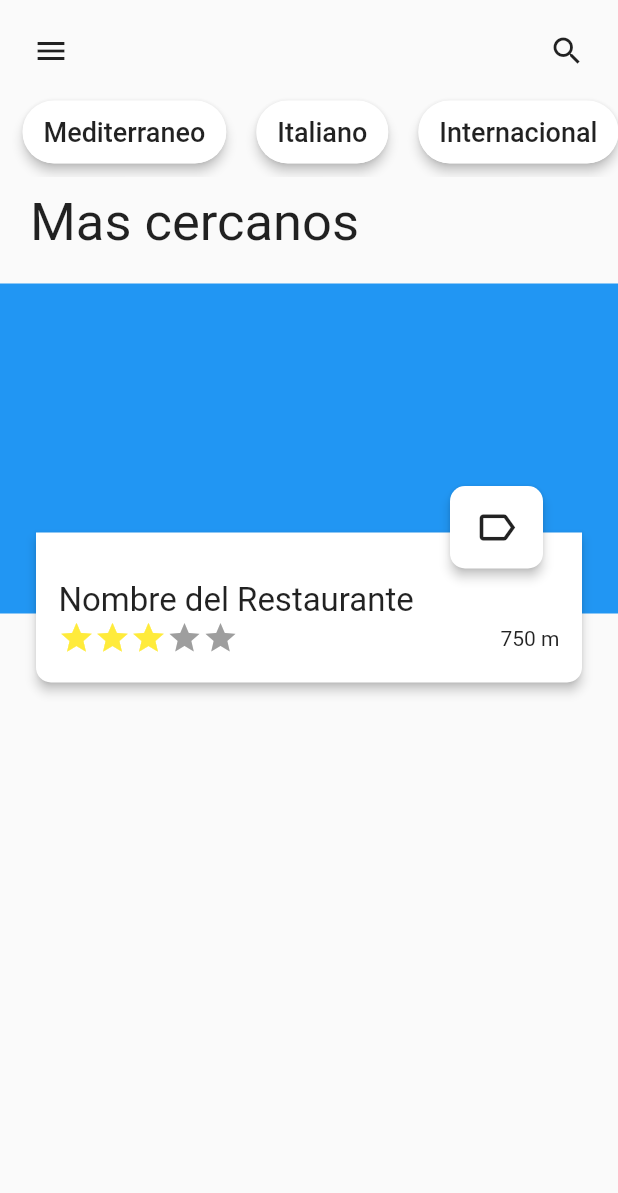
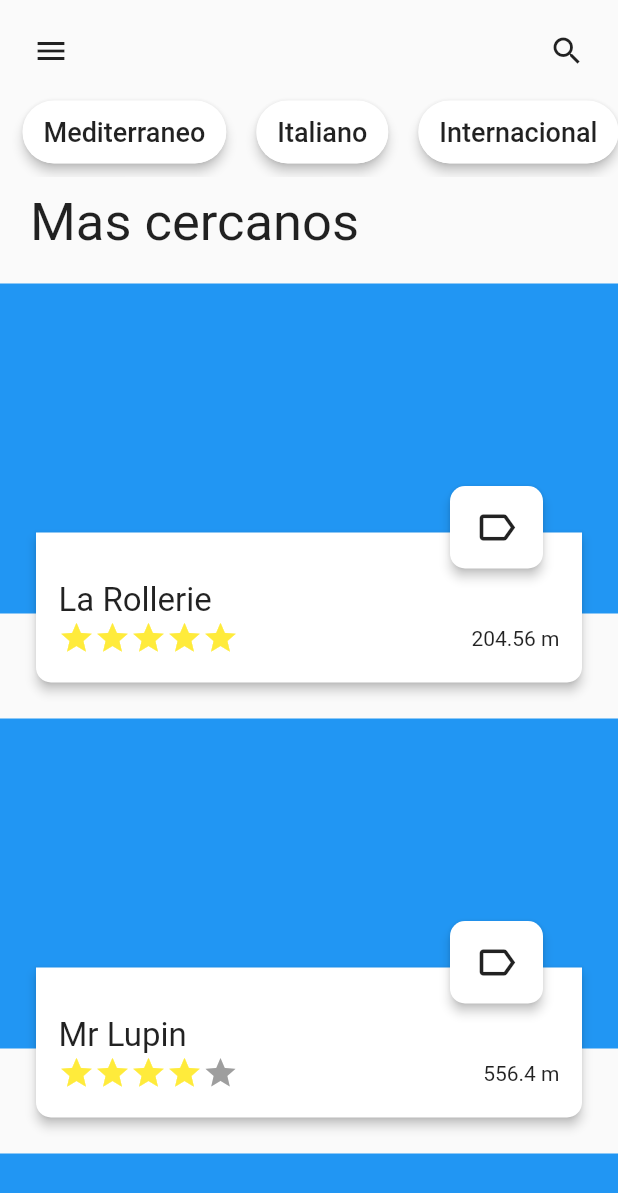
Before and after one commit to hgonzalezfortoul/app_reservas, a Flutter app: the screen it shows after launch, on a phone screen of 412 x 824 dp. Shown: the top 1193 px of the screen. Run offline on Flutter 3.47's test engine with Material 2 defaults, Android fonts, the phone set to English and light mode, and no system bars.

Commit message:
Recuperacion de datos del restaurante en local. Despliega cada carta con la informacion del StreamBuilder

```diff
--- /dev/null
+++ b/lib/bloc/cartasRestauranteBloc.dart
@@ -0,0 +1,25 @@
+import 'dart:async';
+import 'package:app_reservar_horario/model/restaurante.dart';
+
+class CartasRestauranteBloc {
+  List<Restaurante> listaRestaurante = [
+    Restaurante(nombre: "La Rollerie", distancia: 204.56, valoracion: 5),
+    Restaurante(nombre: "Mr Lupin", distancia: 556.40, valoracion: 4),
+    Restaurante(nombre: "Gramabar", distancia: 1500.65, valoracion: 3),
+    Restaurante(nombre: "Lara Grill", distancia: 6870.78, valoracion: 2),
+  ];
+
+  //Stream Controller
+  StreamController<List<Restaurante>> streamControllerRestaurante =
+      StreamController();
+
+  //Streams y Sinks
+  Stream<List<Restaurante>> get streamRestaurante =>
+      streamControllerRestaurante.stream;
+  StreamSink<List<Restaurante>> get sinkRestaurante =>
+      streamControllerRestaurante.sink;
+
+  CartasRestauranteBloc() {
+    streamControllerRestaurante.add(listaRestaurante);
+  }
+}
--- a/lib/bloc/chipsBloc.dart
+++ b/lib/bloc/chipsBloc.dart
@@ -7,7 +7,7 @@ class ChipsBloc {
     Categoria(id: 1, label: "Mediterraneo"),
     Categoria(id: 2, label: "Italiano"),
     Categoria(id: 3, label: "Internacional"),
-    Categoria(id: 4, label: "Español"),
+    Categoria(id: 4, label: "Española"),
     Categoria(id: 5, label: "Griega"),
     Categoria(id: 6, label: "Venezolana")
   ];
--- /dev/null
+++ b/lib/components/cartasRestaurante.dart
@@ -0,0 +1,128 @@
+import 'package:app_reservar_horario/bloc/cartasRestauranteBloc.dart';
+import 'package:app_reservar_horario/model/restaurante.dart';
+import 'package:flutter/material.dart';
+
+class CartasRestaurante extends StatefulWidget {
+  CartasRestaurante({Key key}) : super(key: key);
+
+  @override
+  _CartasRestauranteState createState() => _CartasRestauranteState();
+}
+
+class _CartasRestauranteState extends State<CartasRestaurante> {
+  CartasRestauranteBloc cartasRestauranteBloc = CartasRestauranteBloc();
+  @override
+  Widget build(BuildContext context) {
+    return StreamBuilder(
+        stream: cartasRestauranteBloc.streamRestaurante,
+        builder:
+            (BuildContext context, AsyncSnapshot<List<Restaurante>> snapshot) {
+          if (snapshot.hasData) {
+            List<Widget> listaCartas = List();
+            //For para añadir cada widget a una lista y devolverlo como una columna
+            for (var index = 0; index < snapshot.data.length; index++) {
+              listaCartas.add(GestureDetector(
+                child: Container(
+                  padding: EdgeInsets.only(bottom: 10, top: 10),
+                  height: 290,
+                  child: Stack(
+                    children: <Widget>[
+                      Container(
+                        height: 220,
+                        color: Colors.blue,
+                      ),
+                      Positioned(
+                        bottom: 0,
+                        left: 20,
+                        right: 20,
+                        child: Card(
+                          elevation: 3,
+                          shape: RoundedRectangleBorder(
+                              borderRadius: BorderRadius.only(
+                                  bottomRight: Radius.circular(10),
+                                  bottomLeft: Radius.circular(10))),
+                          child: Container(
+                            padding:
+                                EdgeInsets.only(left: 15, right: 15, top: 15),
+                            height: 100,
+                            child: Column(
+                              mainAxisAlignment: MainAxisAlignment.center,
+                              crossAxisAlignment: CrossAxisAlignment.start,
+                              children: <Widget>[
+                                Text(
+                                  "${snapshot.data[index].nombre}",
+                                  overflow: TextOverflow.ellipsis,
+                                  style: TextStyle(fontSize: 22),
+                                ),
+                                Container(
+                                  child: Row(
+                                    mainAxisAlignment:
+                                        MainAxisAlignment.spaceBetween,
+                                    children: <Widget>[
+                                      Row(
+                                          children: getValoracion(
+                                              snapshot.data[index].valoracion)),
+                                      Container(
+                                        child: Text(snapshot
+                                                    .data[index].distancia >=
+                                                1000
+                                            ? "${(snapshot.data[index].distancia / 1000).toStringAsFixed(2)} km"
+                                            : "${snapshot.data[index].distancia} m"),
+                                      ),
+                                    ],
+                                  ),
+                                ),
+                              ],
+                            ),
+                          ),
+                        ),
+                      ),
+                      Positioned(
+                        bottom: 80,
+                        right: 50,
+                        child: MaterialButton(
+                          height: 55,
+                          minWidth: 10,
+                          elevation: 3,
+                          shape: RoundedRectangleBorder(
+                              borderRadius: BorderRadius.circular(10)),
+                          onPressed: () {},
+                          child: Icon(
+                            Icons.label_outline,
+                            size: 30,
+                          ),
+                          color: Colors.white,
+                        ),
+                      ),
+                    ],
+                  ),
+                ),
+              ));
+            }
+            return new Column(
+              children: listaCartas,
+            );
+          } else {
+            return CircularProgressIndicator();
+          }
+        });
+  }
+
+  getValoracion(int valoracion) {
+    int estrellasRestantes = 5 - valoracion;
+    List<Widget> listaEstrellas = List();
+    for (var i = 0; i < valoracion; i++) {
+      listaEstrellas.add(Icon(
+        Icons.star,
+        color: Colors.yellow,
+      ));
+    }
+    for (var i = 0; i < estrellasRestantes; i++) {
+      listaEstrellas.add(Icon(
+        Icons.star,
+        color: Colors.grey,
+      ));
+    }
+    return listaEstrellas;
+  }
+}
--- a/lib/components/chips.dart
+++ b/lib/components/chips.dart
@@ -17,6 +17,7 @@ class _MisCustomChipsState extends State<MisCustomChips> {
     return StreamBuilder(
       stream: chipsBloc.listaCategoriaStream,
       builder: (BuildContext context, AsyncSnapshot<List<Categoria>> snapshot) {
+        if (snapshot.hasData) {
           return ListView.builder(
             physics: BouncingScrollPhysics(),
             itemCount: snapshot.data.length,
@@ -27,7 +28,8 @@ class _MisCustomChipsState extends State<MisCustomChips> {
                 margin: EdgeInsets.symmetric(horizontal: 10),
                 child: ChoiceChip(
                   pressElevation: 5,
-                labelPadding: EdgeInsets.symmetric(vertical: 5, horizontal: 10),
+                  labelPadding:
+                      EdgeInsets.symmetric(vertical: 5, horizontal: 10),
                   elevation: 3,
                   labelStyle: TextStyle(
                       fontSize: 18,
@@ -48,6 +50,9 @@ class _MisCustomChipsState extends State<MisCustomChips> {
               );
             },
           );
+        } else {
+          return CircularProgressIndicator();
+        }
       },
     );
   }
--- a/lib/model/horario.dart
+++ /dev/null
@@ -1,6 +0,0 @@
-class Horario {
-
-
-
-
-}
--- /dev/null
+++ b/lib/model/restaurante.dart
@@ -0,0 +1,34 @@
+import 'package:flutter/material.dart';
+
+class Restaurante {
+  String _nombre;
+  double _distancia;
+  int _valoracion;
+  String _imagen;
+
+  //Constructor
+  Restaurante({@required nombre, @required distancia, @required valoracion}) {
+    this._nombre = nombre;
+    this._distancia = distancia;
+    this._valoracion = valoracion;
+  }
+
+  //Getter
+  String get nombre => _nombre;
+  double get distancia => _distancia;
+  int get valoracion => _valoracion;
+
+  //Setter
+
+  set nombre(nombre) {
+    this._nombre = nombre;
+  }
+
+  set distancia(distancia) {
+    this._distancia = distancia;
+  }
+
+  set valoracion(valoracion) {
+    this._valoracion = valoracion;
+  }
+}
--- a/lib/views/homePage.dart
+++ b/lib/views/homePage.dart
@@ -1,4 +1,6 @@
+
 import 'package:app_reservar_horario/bloc/chipsBloc.dart';
+import 'package:app_reservar_horario/components/cartasRestaurante.dart';
 import 'package:app_reservar_horario/components/chips.dart';
 import 'package:app_reservar_horario/components/topBar.dart';
 import 'package:flutter/material.dart';
@@ -43,82 +45,7 @@ class _HomePageState extends State<HomePage> {
                       style: TextStyle(fontSize: 35),
                     ),
                   ),
-                  Container(
-                    padding: EdgeInsets.only(bottom: 10, top: 10 ),
-                    height: 290,
-                    child: Stack(
-                      children: <Widget>[
-                        Container(
-                          height: 220,
-                          color: Colors.blue,
-                        ),
-                        Positioned(
-                          bottom: 0,
-                          left: 20,
-                          right: 20,
-                          child: Card(
-                            elevation: 3,
-                            shape: RoundedRectangleBorder(
-                                borderRadius: BorderRadius.only(
-                                    bottomRight: Radius.circular(10),
-                                    bottomLeft: Radius.circular(10))),
-                            child: Container(
-                              padding: EdgeInsets.only(left: 15, right: 15, top: 15),
-                              height: 100,
-                              child: Column(
-                                mainAxisAlignment: MainAxisAlignment.center,
-                                crossAxisAlignment: CrossAxisAlignment.start,
-                                children: <Widget>[
-                                  Text(
-                                    "Nombre del Restaurante",
-                                    overflow: TextOverflow.ellipsis,
-                                    style: TextStyle(fontSize: 22),
-                                  ),
-                                  Container(
-                                    child: Row(
-                                      mainAxisAlignment:
-                                          MainAxisAlignment.spaceBetween,
-                                      children: <Widget>[
-                                        Row(
-                                          children: <Widget>[
-                                            Icon(Icons.star, color: Colors.yellow,),
-                                            Icon(Icons.star, color: Colors.yellow,),
-                                            Icon(Icons.star, color: Colors.yellow,),
-                                            Icon(Icons.star, color: Colors.grey,),
-                                            Icon(Icons.star, color: Colors.grey,)
-                                          ],
-                                        ),
-                                        Container(
-                                          child: Text("750 m"),
-                                        ),
-                                      ],
-                                    ),
-                                  ),
-                                ],
-                              ),
-                            ),
-                          ),
-                        ),
-                        Positioned(
-                          bottom: 80,
-                          right: 50,
-                          child: MaterialButton(
-                            height: 55,
-                            minWidth: 10,
-                            elevation: 3,
-                            shape: RoundedRectangleBorder(
-                                borderRadius: BorderRadius.circular(10)),
-                            onPressed: () {},
-                            child: Icon(
-                              Icons.label_outline,
-                              size: 30,
-                            ),
-                            color: Colors.white,
-                          ),
-                        ),
-                      ],
-                    ),
-                  ),
+                  CartasRestaurante(),
                 ],
               ),
             ),
```
Lines whose indentation alone changed are shown as unchanged.
